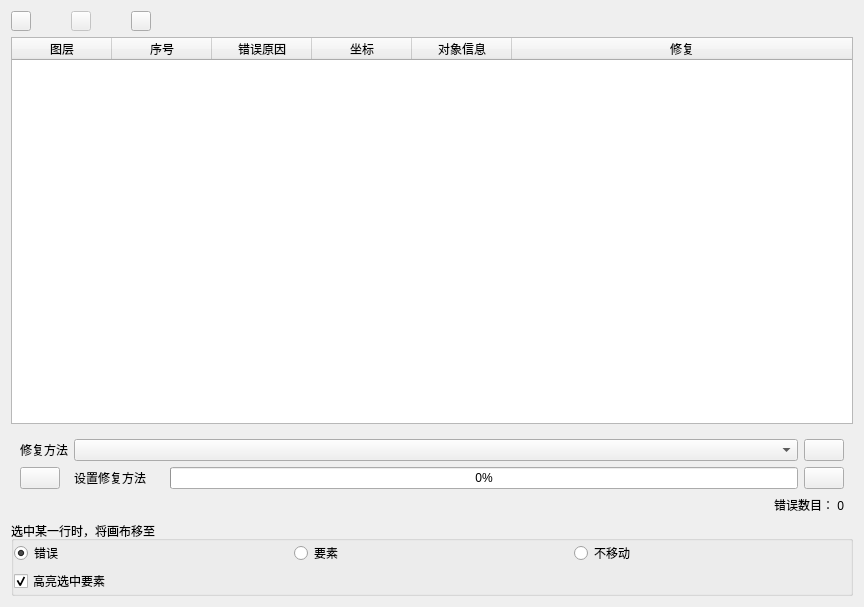
This is resulttab.ui in Deng-Jiayu/TopologyChecker as Qt 5 draws it before an edit. The edited form follows.
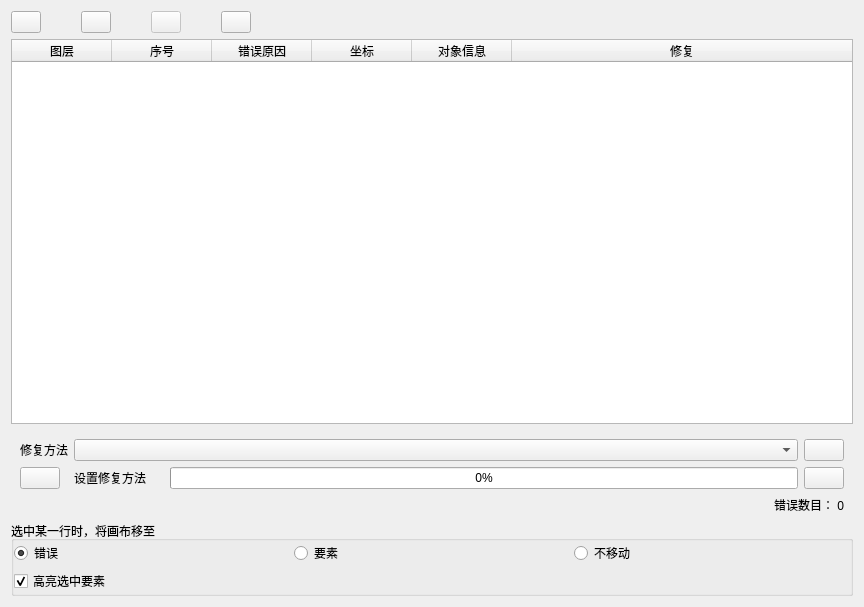
This is the edited form. Icons and pictures are not drawn.

What changed in the file:
```diff
--- a/resulttab.ui
+++ b/resulttab.ui
@@ -32,75 +32,7 @@
       <property name="spacing">
        <number>0</number>
       </property>
-      <item row="0" column="8">
-       <spacer name="horizontalSpacer_6">
-        <property name="orientation">
-         <enum>Qt::Horizontal</enum>
-        </property>
-        <property name="sizeHint" stdset="0">
-         <size>
-          <width>40</width>
-          <height>20</height>
-         </size>
-        </property>
-       </spacer>
-      </item>
       <item row="0" column="4">
-       <widget class="QPushButton" name="btnClassify">
-        <property name="sizePolicy">
-         <sizepolicy hsizetype="Maximum" vsizetype="Fixed">
-          <horstretch>0</horstretch>
-          <verstretch>0</verstretch>
-         </sizepolicy>
-        </property>
-        <property name="maximumSize">
-         <size>
-          <width>20</width>
-          <height>20</height>
-         </size>
-        </property>
-        <property name="toolTip">
-         <string>按类别显示结果</string>
-        </property>
-        <property name="text">
-         <string/>
-        </property>
-        <property name="icon">
-         <iconset resource="topologychecker.qrc">
-          <normaloff>:/icons/mClassification.svg</normaloff>:/icons/mClassification.svg</iconset>
-        </property>
-       </widget>
-      </item>
-      <item row="0" column="1">
-       <spacer name="horizontalSpacer_4">
-        <property name="orientation">
-         <enum>Qt::Horizontal</enum>
-        </property>
-        <property name="sizeType">
-         <enum>QSizePolicy::Fixed</enum>
-        </property>
-        <property name="sizeHint" stdset="0">
-         <size>
-          <width>40</width>
-          <height>20</height>
-         </size>
-        </property>
-       </spacer>
-      </item>
-      <item row="0" column="6">
-       <spacer name="horizontalSpacer_8">
-        <property name="orientation">
-         <enum>Qt::Horizontal</enum>
-        </property>
-        <property name="sizeHint" stdset="0">
-         <size>
-          <width>40</width>
-          <height>20</height>
-         </size>
-        </property>
-       </spacer>
-      </item>
-      <item row="0" column="2">
        <widget class="QPushButton" name="btnOpenAttributeTable">
         <property name="enabled">
          <bool>false</bool>
@@ -113,8 +45,8 @@
         </property>
         <property name="maximumSize">
          <size>
-          <width>20</width>
-          <height>20</height>
+          <width>30</width>
+          <height>30</height>
          </size>
         </property>
         <property name="toolTip">
@@ -127,7 +59,7 @@
        </widget>
       </item>
       <item row="0" column="3">
-       <spacer name="horizontalSpacer_5">
+       <spacer name="horizontalSpacer_4">
         <property name="orientation">
          <enum>Qt::Horizontal</enum>
         </property>
@@ -143,10 +75,13 @@
        </spacer>
       </item>
       <item row="0" column="5">
-       <spacer name="horizontalSpacer_9">
+       <spacer name="horizontalSpacer_5">
         <property name="orientation">
          <enum>Qt::Horizontal</enum>
         </property>
+        <property name="sizeType">
+         <enum>QSizePolicy::Fixed</enum>
+        </property>
         <property name="sizeHint" stdset="0">
          <size>
           <width>40</width>
@@ -155,8 +90,8 @@
         </property>
        </spacer>
       </item>
-      <item row="0" column="7">
-       <spacer name="horizontalSpacer_7">
+      <item row="0" column="11">
+       <spacer name="horizontalSpacer_2">
         <property name="orientation">
          <enum>Qt::Horizontal</enum>
         </property>
@@ -168,7 +103,66 @@
         </property>
        </spacer>
       </item>
+      <item row="0" column="6">
+       <widget class="QPushButton" name="btnClassify">
+        <property name="sizePolicy">
+         <sizepolicy hsizetype="Maximum" vsizetype="Fixed">
+          <horstretch>0</horstretch>
+          <verstretch>0</verstretch>
+         </sizepolicy>
+        </property>
+        <property name="maximumSize">
+         <size>
+          <width>30</width>
+          <height>30</height>
+         </size>
+        </property>
+        <property name="toolTip">
+         <string>按类别显示结果</string>
+        </property>
+        <property name="text">
+         <string/>
+        </property>
+        <property name="icon">
+         <iconset resource="topologychecker.qrc">
+          <normaloff>:/icons/mClassification.svg</normaloff>:/icons/mClassification.svg</iconset>
+        </property>
+       </widget>
+      </item>
       <item row="0" column="0">
+       <widget class="QPushButton" name="btnSwitch">
+        <property name="maximumSize">
+         <size>
+          <width>30</width>
+          <height>30</height>
+         </size>
+        </property>
+        <property name="toolTip">
+         <string>用A,S键依次查看</string>
+        </property>
+        <property name="text">
+         <string/>
+        </property>
+        <property name="icon">
+         <iconset resource="topologychecker.qrc">
+          <normaloff>:/icons/mSwitchFalse.svg</normaloff>:/icons/mSwitchFalse.svg</iconset>
+        </property>
+       </widget>
+      </item>
+      <item row="0" column="8">
+       <spacer name="horizontalSpacer_8">
+        <property name="orientation">
+         <enum>Qt::Horizontal</enum>
+        </property>
+        <property name="sizeHint" stdset="0">
+         <size>
+          <width>40</width>
+          <height>20</height>
+         </size>
+        </property>
+       </spacer>
+      </item>
+      <item row="0" column="2">
        <widget class="QPushButton" name="btnExport">
         <property name="sizePolicy">
          <sizepolicy hsizetype="Maximum" vsizetype="Fixed">
@@ -178,8 +172,8 @@
         </property>
         <property name="maximumSize">
          <size>
-          <width>20</width>
-          <height>20</height>
+          <width>30</width>
+          <height>30</height>
          </size>
         </property>
         <property name="toolTip">
@@ -195,7 +189,7 @@
        </widget>
       </item>
       <item row="0" column="9">
-       <spacer name="horizontalSpacer_2">
+       <spacer name="horizontalSpacer_7">
         <property name="orientation">
          <enum>Qt::Horizontal</enum>
         </property>
@@ -207,6 +201,48 @@
         </property>
        </spacer>
       </item>
+      <item row="0" column="7">
+       <spacer name="horizontalSpacer_9">
+        <property name="orientation">
+         <enum>Qt::Horizontal</enum>
+        </property>
+        <property name="sizeHint" stdset="0">
+         <size>
+          <width>40</width>
+          <height>20</height>
+         </size>
+        </property>
+       </spacer>
+      </item>
+      <item row="0" column="10">
+       <spacer name="horizontalSpacer_6">
+        <property name="orientation">
+         <enum>Qt::Horizontal</enum>
+        </property>
+        <property name="sizeHint" stdset="0">
+         <size>
+          <width>40</width>
+          <height>20</height>
+         </size>
+        </property>
+       </spacer>
+      </item>
+      <item row="0" column="1">
+       <spacer name="horizontalSpacer_3">
+        <property name="orientation">
+         <enum>Qt::Horizontal</enum>
+        </property>
+        <property name="sizeType">
+         <enum>QSizePolicy::Fixed</enum>
+        </property>
+        <property name="sizeHint" stdset="0">
+         <size>
+          <width>40</width>
+          <height>20</height>
+         </size>
+        </property>
+       </spacer>
+      </item>
      </layout>
     </widget>
    </item>
```
